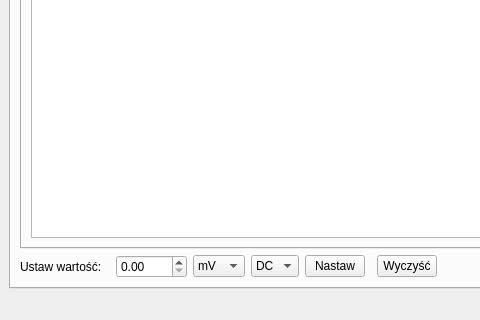
The window that mainwindow.ui (matekw26/WitasInzynierka) describes before a commit, drawn with Qt 5; both pictures show x 0 to 480 and y 459 to 779 of the 1528 by 779 pixel window.
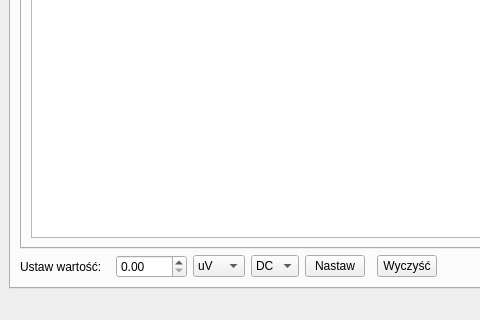
The same window after the commit. The open tabs and pages were chosen to show the change. Icons and pictures are not drawn.

What changed in the file:
```diff
--- a/mainwindow.ui
+++ b/mainwindow.ui
@@ -583,6 +583,11 @@
         </item>
         <item row="6" column="2" colspan="2">
          <widget class="QComboBox" name="ustawienie_kalibrator">
+          <item>
+           <property name="text">
+            <string>uV</string>
+           </property>
+          </item>
           <item>
            <property name="text">
             <string>mV</string>
```
Left out of the diff: 9 changed lines with no effect on the pictures.
